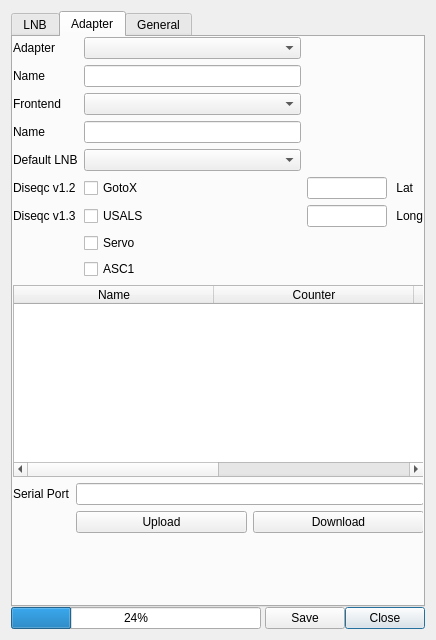
Old version of the form settings.ui in the repository stahir/updatedvb.
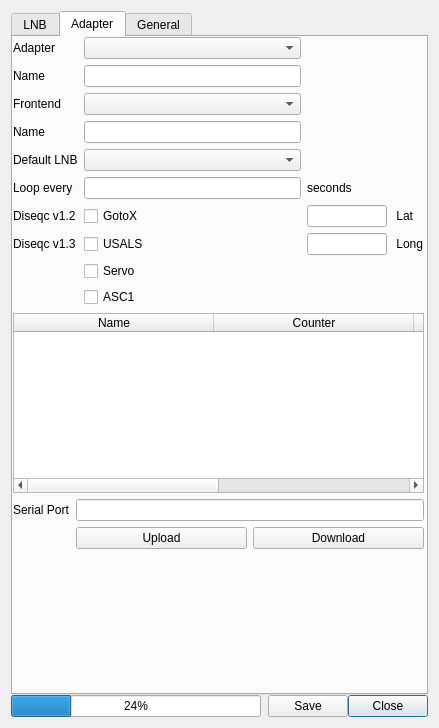
New version of the form.

Commit message: allow changing the loop delay in settings, this will be more usefull with future commits

Diff of the .ui file:
```diff
--- a/settings.ui
+++ b/settings.ui
@@ -6,8 +6,8 @@
    <rect>
     <x>0</x>
     <y>0</y>
-    <width>436</width>
-    <height>640</height>
+    <width>439</width>
+    <height>728</height>
    </rect>
   </property>
   <property name="sizePolicy">
@@ -435,14 +435,14 @@
           </item>
           <item row="0" column="0">
            <layout class="QGridLayout" name="gridLayout_3">
-            <item row="5" column="3">
+            <item row="6" column="3">
              <widget class="QLabel" name="label_lat">
               <property name="text">
                <string> Lat</string>
               </property>
              </widget>
             </item>
-            <item row="6" column="2">
+            <item row="7" column="2">
              <widget class="QLineEdit" name="lineEdit_long">
               <property name="enabled">
                <bool>true</bool>
@@ -471,30 +471,30 @@
             <item row="4" column="1">
              <widget class="QComboBox" name="comboBox_default_lnb"/>
             </item>
-            <item row="5" column="0">
+            <item row="6" column="0">
              <widget class="QLabel" name="label_15">
               <property name="text">
                <string>Diseqc v1.2</string>
               </property>
              </widget>
             </item>
-            <item row="6" column="1">
-             <widget class="QCheckBox" name="checkBox_diseqc_v13">
-              <property name="text">
-               <string>USALS</string>
-              </property>
-             </widget>
-            </item>
-            <item row="6" column="0">
-             <widget class="QLabel" name="label_8">
-              <property name="text">
-               <string>Diseqc v1.3</string>
-              </property>
-             </widget>
-            </item>
             <item row="0" column="1">
              <widget class="QComboBox" name="comboBox_adapter"/>
             </item>
+            <item row="7" column="0">
+             <widget class="QLabel" name="label_8">
+              <property name="text">
+               <string>Diseqc v1.3</string>
+              </property>
+             </widget>
+            </item>
+            <item row="7" column="1">
+             <widget class="QCheckBox" name="checkBox_diseqc_v13">
+              <property name="text">
+               <string>USALS</string>
+              </property>
+             </widget>
+            </item>
             <item row="1" column="1">
              <widget class="QLineEdit" name="lineEdit_adapter_name"/>
             </item>
@@ -512,7 +512,7 @@
               </property>
              </widget>
             </item>
-            <item row="5" column="1">
+            <item row="6" column="1">
              <widget class="QCheckBox" name="checkBox_diseqc_v12">
               <property name="text">
                <string>GotoX</string>
@@ -533,27 +533,27 @@
               </property>
              </widget>
             </item>
-            <item row="2" column="1">
-             <widget class="QComboBox" name="comboBox_frontend"/>
-            </item>
             <item row="3" column="1">
              <widget class="QLineEdit" name="lineEdit_frontend_name"/>
             </item>
-            <item row="6" column="3">
+            <item row="2" column="1">
+             <widget class="QComboBox" name="comboBox_frontend"/>
+            </item>
+            <item row="7" column="3">
              <widget class="QLabel" name="label_long">
               <property name="text">
                <string> Long</string>
               </property>
              </widget>
             </item>
-            <item row="7" column="1">
+            <item row="8" column="1">
              <widget class="QCheckBox" name="checkBox_servo">
               <property name="text">
                <string>Servo</string>
               </property>
              </widget>
             </item>
-            <item row="5" column="2">
+            <item row="6" column="2">
              <widget class="QLineEdit" name="lineEdit_lat">
               <property name="maximumSize">
                <size>
@@ -563,13 +563,34 @@
               </property>
              </widget>
             </item>
-            <item row="8" column="1">
+            <item row="9" column="1">
              <widget class="QCheckBox" name="checkBox_asc1">
               <property name="text">
                <string>ASC1</string>
               </property>
              </widget>
             </item>
+            <item row="5" column="0">
+             <widget class="QLabel" name="label_19">
+              <property name="text">
+               <string>Loop every</string>
+              </property>
+             </widget>
+            </item>
+            <item row="5" column="1">
+             <widget class="QLineEdit" name="lineEdit_loop_delay">
+              <property name="toolTip">
+               <string extracomment="zero seconds - just releat as fast as possible"/>
+              </property>
+             </widget>
+            </item>
+            <item row="5" column="2">
+             <widget class="QLabel" name="label_20">
+              <property name="text">
+               <string>seconds</string>
+              </property>
+             </widget>
+            </item>
            </layout>
           </item>
           <item row="5" column="0">
```
The commit also changes 4 other files.
